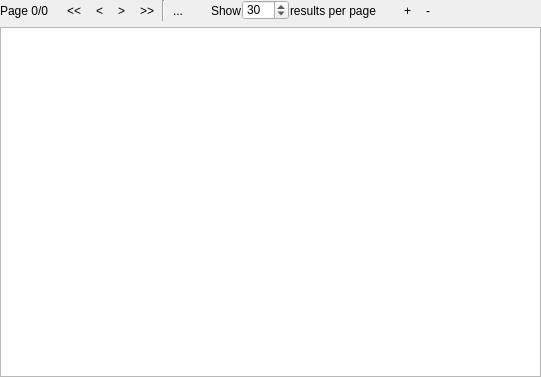
First picture: the form in src/widgets/resultview.ui, repository FrenchDilettante/dbmaster, before the edit.
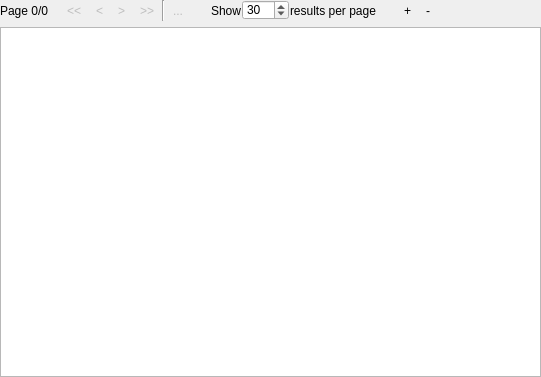
Second picture: the form after the edit. Icons and pictures are not drawn. Custom widgets are drawn as their Qt base class.

Diff of the .ui file:
```diff
--- a/src/widgets/resultview.ui
+++ b/src/widgets/resultview.ui
@@ -54,6 +54,9 @@
          </item>
          <item>
           <widget class="QToolButton" name="firstPageButton">
+           <property name="enabled">
+            <bool>false</bool>
+           </property>
            <property name="toolTip">
             <string>First page</string>
            </property>
@@ -77,6 +80,9 @@
          </item>
          <item>
           <widget class="QToolButton" name="prevPageButton">
+           <property name="enabled">
+            <bool>false</bool>
+           </property>
            <property name="toolTip">
             <string>Previous page</string>
            </property>
@@ -100,6 +106,9 @@
          </item>
          <item>
           <widget class="QToolButton" name="nextPageButton">
+           <property name="enabled">
+            <bool>false</bool>
+           </property>
            <property name="toolTip">
             <string>Next page</string>
            </property>
@@ -123,6 +132,9 @@
          </item>
          <item>
           <widget class="QToolButton" name="lastPageButton">
+           <property name="enabled">
+            <bool>false</bool>
+           </property>
            <property name="toolTip">
             <string>Last page</string>
            </property>
@@ -153,6 +165,9 @@
          </item>
          <item>
           <widget class="QToolButton" name="reloadButton">
+           <property name="enabled">
+            <bool>false</bool>
+           </property>
            <property name="toolTip">
             <string>Reload</string>
            </property>
```
Left out of the diff: 12 changed lines with no effect on the pictures.
